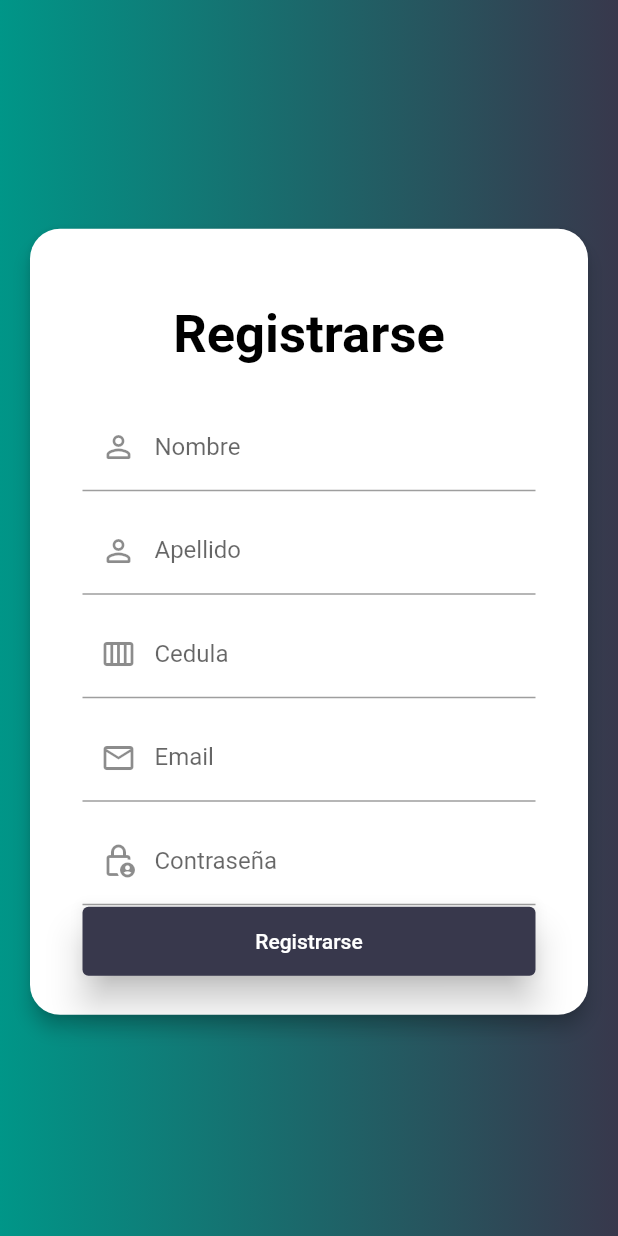
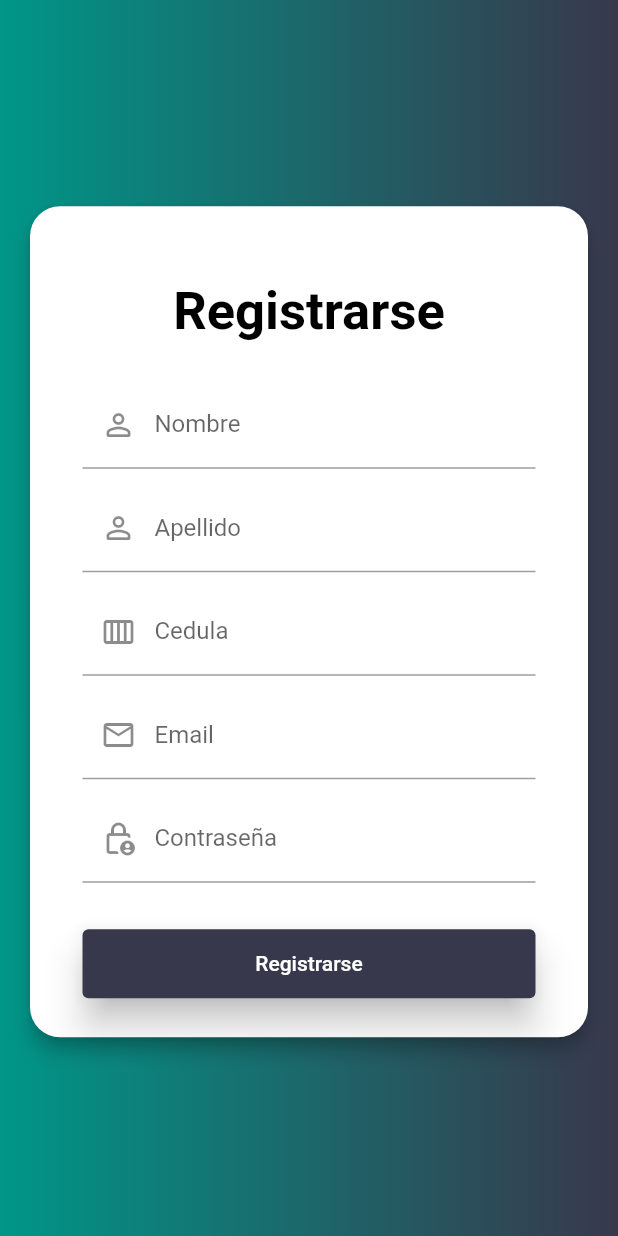
Before and after one commit to PazminoJose/fast-alarm, a Flutter app: the screen it shows after launch, after a tap on "Iniciar Sesión", after a tap on "Registrate", on a phone screen of 412 x 824 dp. Run offline on Flutter 3.47's test engine with Material 2 defaults, Android fonts, the phone set to English and light mode, and no system bars; our stand-ins replace awesome_snackbar_content, fluttertoast, geocoding, geolocator, shared_preferences, vibration; missing offline and left inert: map_launcher, onesignal_flutter; accounts and stored records are empty.

Commit message:
postUser and update screen register

```diff
--- a/app_boton_panico/lib/src/global/enviroment.dart
+++ b/app_boton_panico/lib/src/global/enviroment.dart
@@ -4,5 +4,6 @@ class Environments {
       "/api/SendNotificationAllDevices";
   static String postNotification = "/api/notification";
   static String getUser = "/api/user/login";
+  static String postUser = "/api/user/";
   static String getDevices = "/api/GetDevices";
 }
--- a/app_boton_panico/lib/src/screens/login_page.dart
+++ b/app_boton_panico/lib/src/screens/login_page.dart
@@ -25,6 +25,7 @@ class LoginPageState extends State<LoginPage> {
 
   String emailValue = "";
   String passwordValue = "";
+  String textButtonSesion = "Iniciar Sesión";
   final formKey = GlobalKey<FormState>();
   var userProvider;
 
@@ -32,6 +33,7 @@ class LoginPageState extends State<LoginPage> {
   void initState() {
     super.initState();
     _loadingFirst = true;
+    openUserPreferences(context);
   }
 
   @override
@@ -39,13 +41,6 @@ class LoginPageState extends State<LoginPage> {
     userProvider = Provider.of<UserProvider>(context, listen: false);
 
     // ignore: prefer_const_constructors
-    return FutureBuilder(
-      future: openUserPreferences(context),
-      builder: (context, snapshot) {
-        if (snapshot.connectionState != ConnectionState.done) {
-          // Future hasn't finished yet, return a placeholder
-
-        }
     return Scaffold(
       body: Stack(children: [
         Container(
@@ -73,8 +68,8 @@ class LoginPageState extends State<LoginPage> {
                 margin: const EdgeInsets.only(
                     left: 20, right: 20, top: 260, bottom: 20),
                 child: Padding(
-                      padding: const EdgeInsets.symmetric(
-                          horizontal: 35, vertical: 20),
+                  padding:
+                      const EdgeInsets.symmetric(horizontal: 35, vertical: 20),
                   child: Column(
                     mainAxisSize: MainAxisSize.min,
                     children: [
@@ -114,13 +109,13 @@ class LoginPageState extends State<LoginPage> {
                           const SizedBox(height: 30),
                           ElevatedButton(
                               style: ElevatedButton.styleFrom(
-                                    padding: const EdgeInsets.symmetric(
-                                        vertical: 15),
+                                padding:
+                                    const EdgeInsets.symmetric(vertical: 15),
                               ),
                               child: Row(
                                 mainAxisAlignment: MainAxisAlignment.center,
                                 children: [
-                                      const Text("Iniciar Sesión"),
+                                  Text(textButtonSesion),
                                   if (_loading)
                                     Container(
                                       width: 20,
@@ -128,8 +123,7 @@ class LoginPageState extends State<LoginPage> {
                                       margin: const EdgeInsets.only(
                                         left: 20,
                                       ),
-                                          child:
-                                              const CircularProgressIndicator(
+                                      child: const CircularProgressIndicator(
                                         color: Colors.white,
                                       ),
                                     )
@@ -166,8 +160,7 @@ class LoginPageState extends State<LoginPage> {
                               TextButton(
                                   style: TextButton.styleFrom(
                                     textStyle: TextStyle(
-                                            color:
-                                                Theme.of(context).primaryColor),
+                                        color: Theme.of(context).primaryColor),
                                   ),
                                   onPressed: () {
                                     Navigator.of(context)
@@ -205,8 +198,6 @@ class LoginPageState extends State<LoginPage> {
           ),
       ]),
     );
-      },
-    );
   }
 
   void _showHomePage(context, usuario, password) async {
@@ -216,11 +207,13 @@ class LoginPageState extends State<LoginPage> {
         "email": usuario,
         "password": password
       };
+
       print(credentials);
 
       if (!_loading) {
         setState(() {
           _loading = true;
+          textButtonSesion = "Iniciando";
         });
         try {
           user = await userProvider.getUser(credentials);
@@ -241,6 +234,7 @@ class LoginPageState extends State<LoginPage> {
             //_showToast("Usuario o Contraseña Incorrecta", "red", "error");
             setState(() {
               _loading = false;
+              textButtonSesion = "Iniciar Sesión";
             });
           }
         } catch (e) {
@@ -249,6 +243,7 @@ class LoginPageState extends State<LoginPage> {
               'Error!'));
           setState(() {
             _loading = false;
+            textButtonSesion = "Iniciar Sesión";
           });
         }
       }
@@ -264,7 +259,25 @@ class LoginPageState extends State<LoginPage> {
       Map<String, dynamic> credentials = {"email": email, "password": password};
       if (email != null && password != null) {
         user = await userProvider.getUser(credentials);
-        MyToast.showToast("Ya ha iniciado sesión", "green", "ok", context);
+        ScaffoldMessenger.of(context).showSnackBar(SnackBar(
+          elevation: 15,
+          shape: const RoundedRectangleBorder(
+              borderRadius: BorderRadius.vertical(top: Radius.circular(15))),
+          backgroundColor: Colors.green,
+          content: Row(
+            mainAxisAlignment: MainAxisAlignment.start,
+            children: const [
+              Icon(
+                Icons.key_outlined,
+                color: Colors.white,
+              ),
+              SizedBox(
+                width: 20,
+              ),
+              Text(' Ya ha iniciado sesión'),
+            ],
+          ),
+        ));
         print(user);
         Future.delayed(const Duration(seconds: 4), () {
           if (mounted) {
@@ -280,9 +293,9 @@ class LoginPageState extends State<LoginPage> {
         });
       }
     } catch (e) {
-      ScaffoldMessenger.of(context).showSnackBar(MySnackBars.failureSnackBar(
-          'No se pudo conectar a Internet.\nPor favor compruebe su conexión!',
-          'Error!'));
+      ScaffoldMessenger.of(context).showSnackBar(const SnackBar(
+          content: Text(
+              'Los permisos de localización están permanentemente denegados, no podemos solicitar permisos.')));
       setState(() {
         _loadingFirst = true;
       });
--- a/app_boton_panico/lib/src/screens/register_page.dart
+++ b/app_boton_panico/lib/src/screens/register_page.dart
@@ -40,7 +40,7 @@ class _RegisterPageState extends State<RegisterPage> {
           Center(
             child: SizedBox(
               child: Card(
-                semanticContainer: true,
+                semanticContainer: false,
                 elevation: 5.0,
                 shape: RoundedRectangleBorder(
                     borderRadius: BorderRadius.circular(20)),
@@ -144,11 +144,10 @@ class _RegisterPageState extends State<RegisterPage> {
                                   height: 10,
                                 ),
                                 TextFormField(
-                                  keyboardType: TextInputType.visiblePassword,
-                                  //obscureText: true,
-                                  //controller: password,
+                                  obscureText: true,
                                   decoration: const InputDecoration(
-                                    prefixIcon: Icon(Icons.lock_person_outlined),
+                                    prefixIcon:
+                                        Icon(Icons.lock_person_outlined),
                                     label: Text("Contraseña"),
                                   ),
                                   onSaved: (value) => {password = value},
@@ -161,13 +160,11 @@ class _RegisterPageState extends State<RegisterPage> {
                                 ),
                               ]),
                         ),
-                        Padding(
-                          padding: const EdgeInsets.only(top: 0),
-                          child: ElevatedButton(
+                        const SizedBox(height: 30),
+                        ElevatedButton(
                             style: ElevatedButton.styleFrom(
                               elevation: 10,
-                                padding:
-                                    const EdgeInsets.symmetric(vertical: 15),
+                              padding: const EdgeInsets.symmetric(vertical: 15),
                             ),
                             child: Row(
                               mainAxisAlignment: MainAxisAlignment.center,
@@ -189,7 +186,6 @@ class _RegisterPageState extends State<RegisterPage> {
                             onPressed: () {
                               _showHomePage(context);
                             }),
-                        ),
                       ],
                     ),
                   ),
@@ -211,7 +207,6 @@ class _RegisterPageState extends State<RegisterPage> {
         });
         print(Validators.isValidateIdCard(idCard));
         User user = User(
-            id: "",
             name: name,
             surname: suranme,
             idCard: idCard,
@@ -220,8 +215,24 @@ class _RegisterPageState extends State<RegisterPage> {
             userType: "user");
         user = await serviceUser.saveUser(user);
         if (user == null) {
-          MyToast.showToast(
-              "Error al ingresar el Usuario", "red", "error", context);
+          ScaffoldMessenger.of(context).showSnackBar(SnackBar(
+            elevation: 15,
+            shape: const RoundedRectangleBorder(
+                borderRadius: BorderRadius.vertical(top: Radius.circular(15))),
+            backgroundColor: Colors.red[400],
+            content: Row(
+              children: const [
+                Icon(
+                  Icons.clear_outlined,
+                  color: Colors.white,
+                ),
+                SizedBox(
+                  width: 20,
+                ),
+                Text(' Error al ingresar el Usuario'),
+              ],
+            ),
+          ));
           return;
         }
         Navigator.of(context).pushReplacementNamed("/");
--- a/app_boton_panico/lib/src/services/user_services.dart
+++ b/app_boton_panico/lib/src/services/user_services.dart
@@ -35,12 +35,12 @@ class UserServices {
     Map<String, String> headers = {
       HttpHeaders.contentTypeHeader: "application/json; charset=utf-8",
     };
-    var url = Uri.http(Environments.url, Environments.getUser);
+    var url = Uri.http(Environments.url, Environments.postUser);
     try {
       final response =
           await http.post(url, headers: headers, body: userToJson(user));
       if (response.statusCode == 200) {
-        final decoded = await json.decode(response.body);
+        var decoded = await json.decode(json.encode(response.body));
         user = userFromJson(decoded);
         return user;
       } else {
```
Also changed, not shown: 1 other file. Lines whose indentation alone changed are shown as unchanged.
